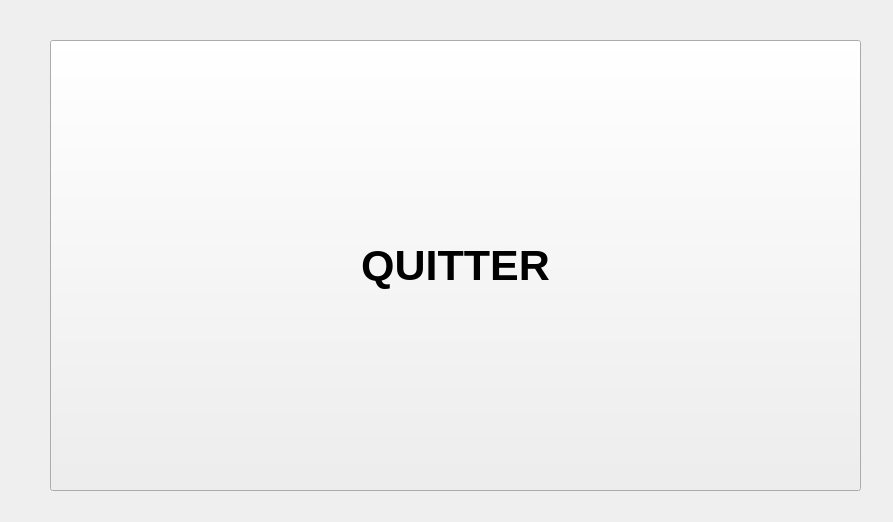
First picture: the form in 05_ProjetsQt/ServeurBanque/banqueserveurwidget.ui, repository leot03/Apprendre_cpp_snir2, before the edit.
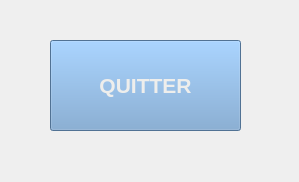
Second picture: the form after the edit.

Diff of the .ui file:
```diff
--- a/05_ProjetsQt/ServeurBanque/banqueserveurwidget.ui
+++ b/05_ProjetsQt/ServeurBanque/banqueserveurwidget.ui
@@ -6,8 +6,8 @@
    <rect>
     <x>0</x>
     <y>0</y>
-    <width>893</width>
-    <height>522</height>
+    <width>299</width>
+    <height>182</height>
    </rect>
   </property>
   <property name="font">
@@ -24,17 +24,24 @@
     <rect>
      <x>50</x>
      <y>40</y>
-     <width>811</width>
-     <height>451</height>
+     <width>191</width>
+     <height>91</height>
     </rect>
    </property>
    <property name="font">
     <font>
      <family>Arial</family>
-     <pointsize>32</pointsize>
+     <pointsize>16</pointsize>
      <bold>true</bold>
     </font>
    </property>
+   <property name="cursor">
+    <cursorShape>PointingHandCursor</cursorShape>
+   </property>
+   <property name="styleSheet">
+    <string notr="true">background-color: rgb(114, 159, 207);
+color: rgb(238, 238, 236);</string>
+   </property>
    <property name="text">
     <string>QUITTER</string>
    </property>
```
